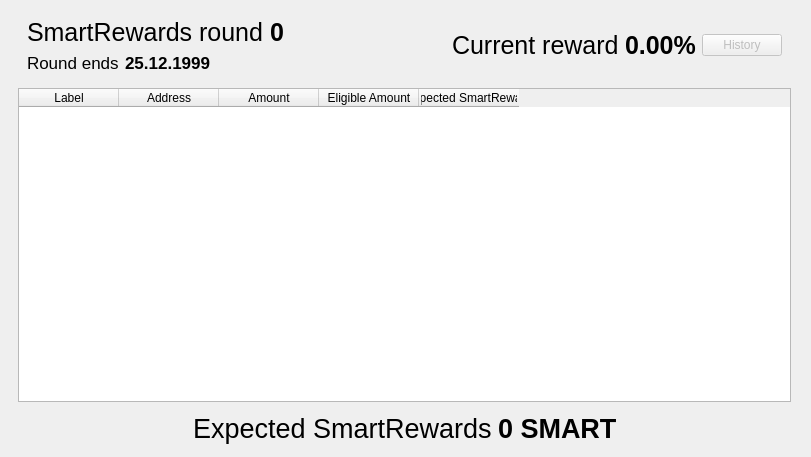
First picture: the form in src/qt/forms/smartrewardslist.ui, repository SmartCash/Core-Smart, before the edit.
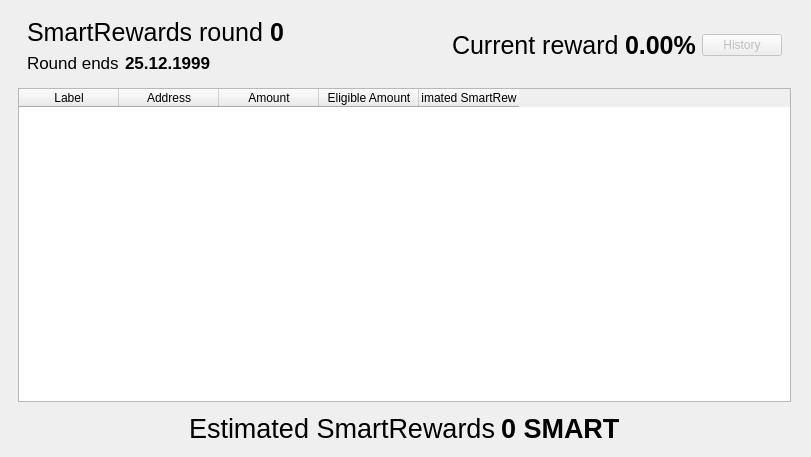
Second picture: the form after the edit. The open tabs and pages were chosen to show the change. Custom widgets are drawn as their Qt base class.

Commit message: Changed SmartRewards from Expected to Estimated, Fixed SmartReward RPC issues.

Patch:
```diff
--- a/src/qt/forms/smartrewardslist.ui
+++ b/src/qt/forms/smartrewardslist.ui
@@ -471,7 +471,7 @@
          </column>
          <column>
           <property name="text">
-           <string>Expected SmartReward</string>
+           <string>Estimated SmartReward</string>
           </property>
          </column>
         </widget>
@@ -514,7 +514,7 @@
                </font>
               </property>
               <property name="text">
-               <string>Expected SmartRewards</string>
+               <string>Estimated SmartRewards</string>
               </property>
              </widget>
             </item>
```
The commit also changes 1 other file.
